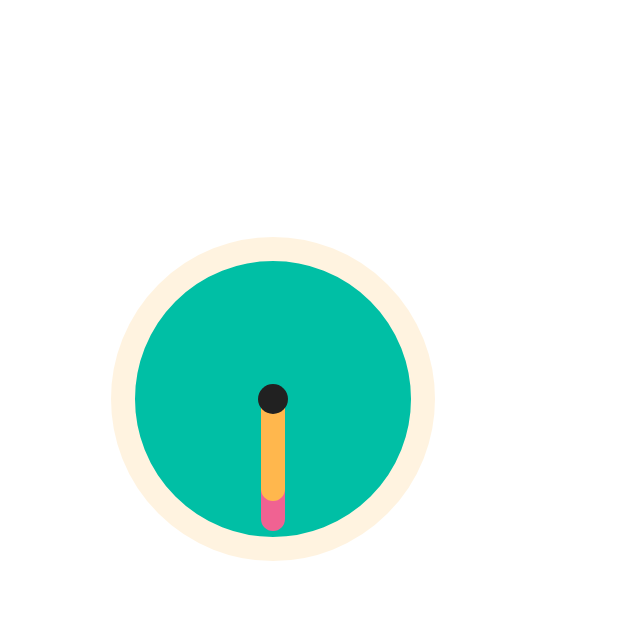
After one commit to joaovaladao/Med-Assistant, a Flutter app: the DigitalClock screen opened directly, on a phone screen of 412 x 824 dp, the top half of it. The commit adds this screen. Run offline on Flutter 3.47's test engine with Material 2 defaults, Android fonts, the phone set to English and light mode, and no system bars.

```diff
--- /dev/null
+++ b/flutter_application_1/lib/clock_digital.dart
@@ -0,0 +1,37 @@
+import 'package:flutter/material.dart';
+import 'package:flutter_application_1/clock_view.dart';
+
+class DigitalClock extends StatefulWidget {
+  @override
+  _HomePageState createState() => _HomePageState();
+}
+
+class _HomePageState extends State<DigitalClock> {
+  @override
+  Widget build(BuildContext context) {
+    return Scaffold(
+      backgroundColor: Colors.white,
+      body: Container(
+        padding: EdgeInsets.all(32),
+        child: Column(
+          crossAxisAlignment: CrossAxisAlignment.start,
+          children: <Widget>[
+            Text(
+              'Clock',
+              style: TextStyle(color: Colors.white, fontSize: 24),
+            ),
+            Text(
+              'Clock',
+              style: TextStyle(color: Colors.white, fontSize: 24),
+            ),
+            Text(
+              'Clock',
+              style: TextStyle(color: Colors.white, fontSize: 24),
+            ),
+            ClockView(),
+          ],
+        ),
+      ),
+    );
+  }
+}
--- a/flutter_application_1/lib/clock_view.dart
+++ b/flutter_application_1/lib/clock_view.dart
@@ -1,3 +1,4 @@
+import 'dart:async';
 import 'dart:math';
 import 'dart:ui';
 
@@ -9,19 +10,37 @@ class ClockView extends StatefulWidget {
 }
 
 class _ClockViewState extends State<ClockView> {
+  @override void initState(){
+    Timer.periodic(Duration(seconds: 1), (timer){
+      setState((){
+
+      });
+    });// Timer.periodic
+
+    super.initState();
+  }
+
   @override
   Widget build(BuildContext context) {
     return Container(
       width: 300,
       height: 300,
-      child: CustomPaint(
-        painter: ClockPainter(),
+      child: Transform.rotate(
+        angle: -pi / 2,
+        child: CustomPaint(
+          painter: ClockPainter(),
+        )
       ),
     );
   }
 }
 
 class ClockPainter extends CustomPainter {
+  var dateTime = DateTime.now();
+
+  //60sec - 360, 1sec- 6degree
+  //12hour - 360, 1hour- 30degrees, 1min - 0.5degrees
+
   @override
   void paint(Canvas canvas, Size size) {
     var centerX = size.width / 2;
@@ -53,11 +72,32 @@ class ClockPainter extends CustomPainter {
     canvas.drawCircle(center, radius - 50, paint_circle1); //Círculo interno
     canvas.drawCircle(center, radius - 50, paint_circle2); //Círculo externo
 
-    canvas.drawLine(center, Offset(100, 100), minPont); //Ponteiro minutos
-    canvas.drawLine(center, Offset(150, 100), horPont); //Ponteiro horas
+    var minHandX = centerX + 80 * cos(dateTime.minute * 6 * pi / 180);
+    var minHandY = centerX + 80 * sin(dateTime.minute * 6 * pi / 180);
+
+    canvas.drawLine(center, Offset(minHandX, minHandY), minPont); //Ponteiro minutos
+
+    var hourHandX = centerX + 60 * cos(dateTime.hour * 30 * dateTime.minute * 0.5 * pi / 180);
+    var hourHandY = centerX + 60 * sin(dateTime.hour * 30 * dateTime.minute * 0.5 * pi / 180);
+
+    canvas.drawLine(center, Offset(hourHandX, hourHandY), horPont); //Ponteiro horas
 
     canvas.drawCircle(center, radius - 140,
         paint_circle3); //Círculo do centro, deve ficar por último
+
+        /*
+    var outerCircleRadius = radius;
+    var innerCircleRadius = radius - 14;
+    for(double i=0; i<360; i+=12){
+      var x1 = centerX + innerCircleRadius * cos(i * pi /180);
+      var y1 = centerX + outerCircleRadius * sin(i * pi /180);
+
+
+      var x2 = centerX + innerCircleRadius * cos(i * pi /180);
+      var y2 = centerX + outerCircleRadius * sin(i * pi /180);
+      canvas.drawLine(Offset(x1,y1), Offset(x2,y2), dashBrush);
+    }*/
+
   }
 
   @override
--- a/flutter_application_1/lib/main.dart
+++ b/flutter_application_1/lib/main.dart
@@ -1,5 +1,8 @@
 import 'package:flutter/material.dart';
 import 'package:flutter_application_1/clock_view.dart';
+
+//import 'clock_digital.dart';
+
 
 void main() {
   runApp(MyApp());
@@ -101,6 +104,7 @@ class _MyHomePageState extends State<MyHomePage> {
           mainAxisAlignment: MainAxisAlignment.center,
           children: <Widget>[
             ClockView(),
+            //DigitalClock(),
             Text(
               'Você apertou o botão:',
               style: TextStyle(color: Colors.white70),
```
